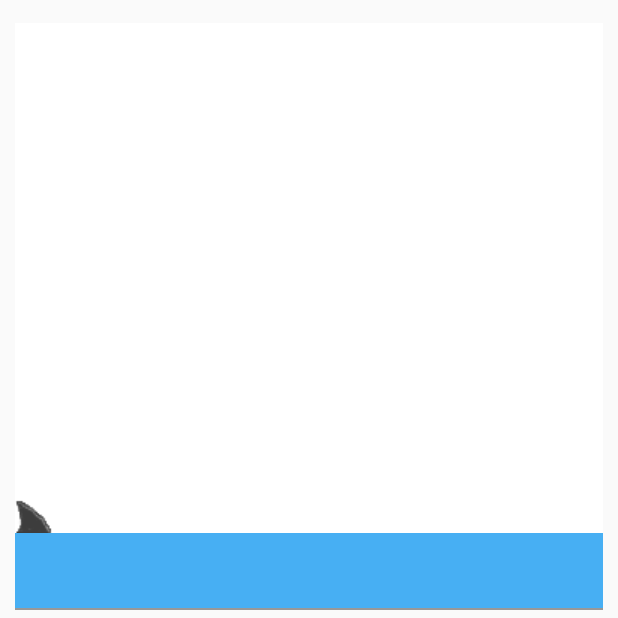
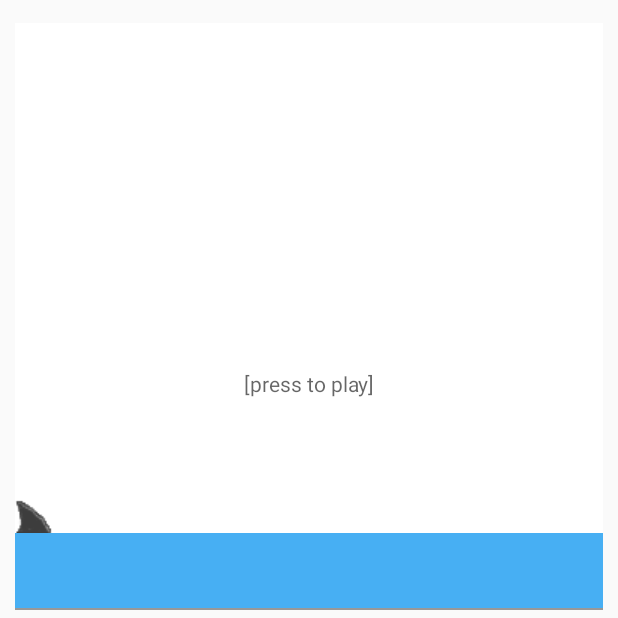
Before and after one commit to jd90/AndroidApp, an Android app: the fragment Frag3Stats shown on its own in the app's theme, on a phone screen of 412 x 824 dp, the top half of it. Run offline under Robolectric (Android 15) with nearby library versions, the phone set to English and light mode, and no system bars; libraries missing offline, so code that uses them is left out: com.parse.

Commit message:
privating begins

```diff
--- a/ParseStarterProject/src/main/java/com/parse/starter/Frag3Stats.java
+++ b/ParseStarterProject/src/main/java/com/parse/starter/Frag3Stats.java
@@ -65,6 +65,7 @@ public class Frag3Stats extends Fragment implements View.OnClickListener, View.O
 
         view = inflater.inflate(R.layout.statistics_fragment, container, false);
 
+        TextView press = (TextView) view.findViewById(R.id.presshere);
         try {
 
             archiveItemDatastore = ActGoals.archiveItemDatastore;
@@ -240,6 +241,8 @@ if(v.getTag() == "sharkSwim") {
     //must set translationX()to the value of goalstore2.getTotalPercentages() * 5
     //also set the totalPercent text to this number
 
+    TextView press = (TextView) view.findViewById(R.id.presshere);
+    press.setVisibility(View.GONE);
 
     ImageView sharkFinPic = (ImageView) view.findViewById(R.id.sharkFinPic);
     sharkFinPic.setTranslationX(0);
--- a/ParseStarterProject/src/main/res/layout/statistics_fragment.xml
+++ b/ParseStarterProject/src/main/res/layout/statistics_fragment.xml
@@ -41,6 +41,7 @@
         android:gravity="center"
         android:layout_weight="1"
         android:layout_marginBottom="30dp">
+
         <TextView
             android:layout_width="wrap_content"
             android:layout_height="wrap_content"
@@ -82,6 +83,15 @@
 
         android:layout_weight="0.80" />
 </LinearLayout>
+
+        <TextView
+            android:layout_width="match_parent"
+            android:layout_height="match_parent"
+            android:id="@+id/presshere"
+            android:hint="[press to play]"
+            android:layout_gravity="center"
+            android:gravity="center"
+            />
     </LinearLayout>
     <ImageView
         android:layout_width="wrap_content"
```
Also changed, not shown: 16 other files.
